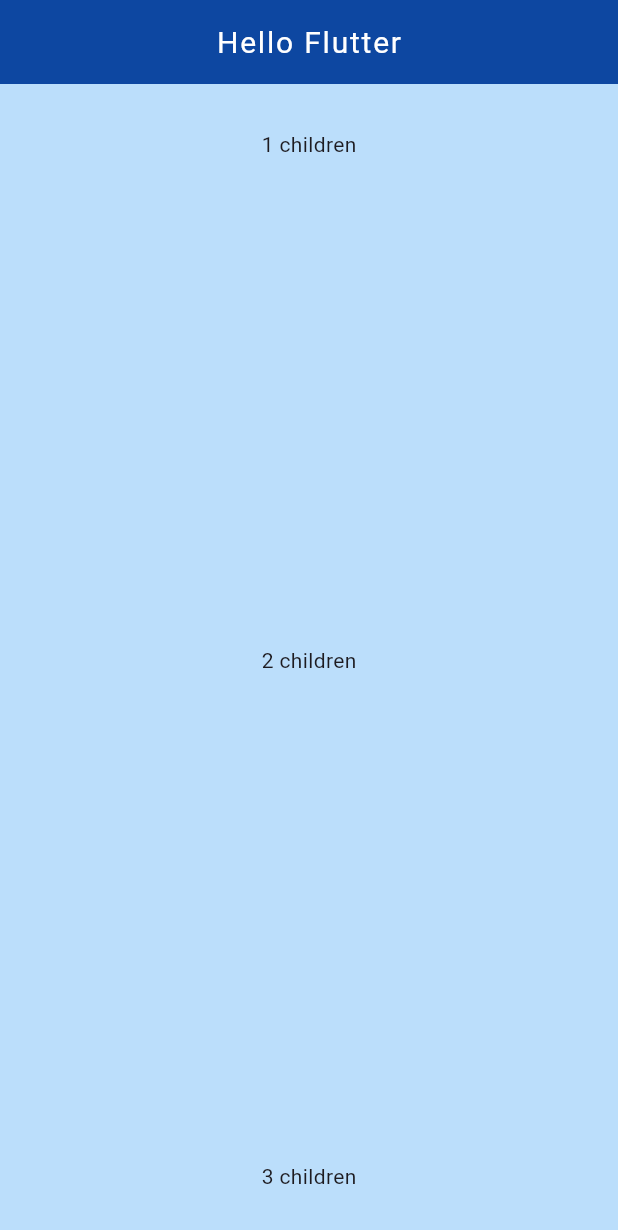
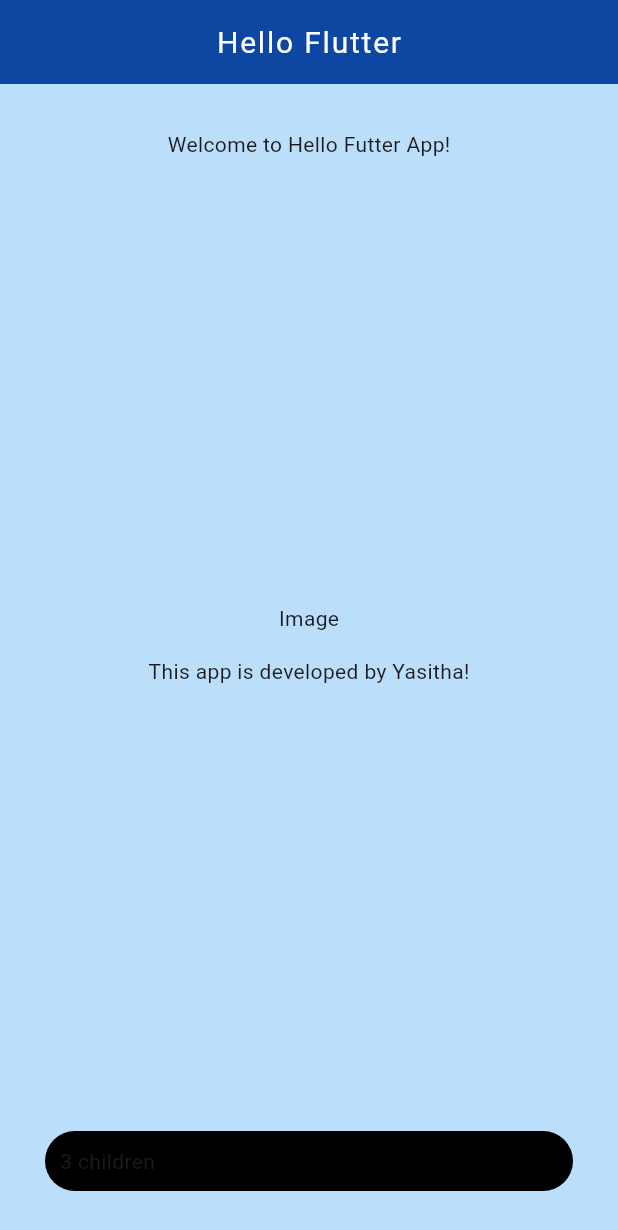
Before and after one commit to Yasitha-Bhanuka/First-Flutter-App, a Flutter app: the screen it shows after launch, on a phone screen of 412 x 824 dp. Shown: the top 1230 px of the screen. Run offline on Flutter 3.47's test engine with Material 3 defaults, Android fonts, the phone set to English and light mode, and no system bars.

Commit message:
Create the another column for image and middle text and create bottom children as a container

```diff
--- a/lib/main.dart
+++ b/lib/main.dart
@@ -32,9 +32,24 @@ class MyApp extends StatelessWidget {
               mainAxisAlignment: MainAxisAlignment.spaceBetween,
               crossAxisAlignment: CrossAxisAlignment.center,
               children: [
-                Text("1 children"),
-                Text("2 children"),
-                Text("3 children"),
+                Text("Welcome to Hello Futter App!"),
+                Column(
+                  children: [
+                    Text("Image"),
+                    SizedBox(
+                      height: 15,
+                    ),
+                    Text("This app is developed by Yasitha!"),
+                  ],
+                ),
+                Container(
+                    padding: EdgeInsets.all(10),
+                    width: double.infinity,
+                    decoration: BoxDecoration(
+                      color: Colors.black,
+                      borderRadius: BorderRadius.circular(20),
+                    ),
+                    child: Text("3 children")),
               ],
             ),
           )),
```
